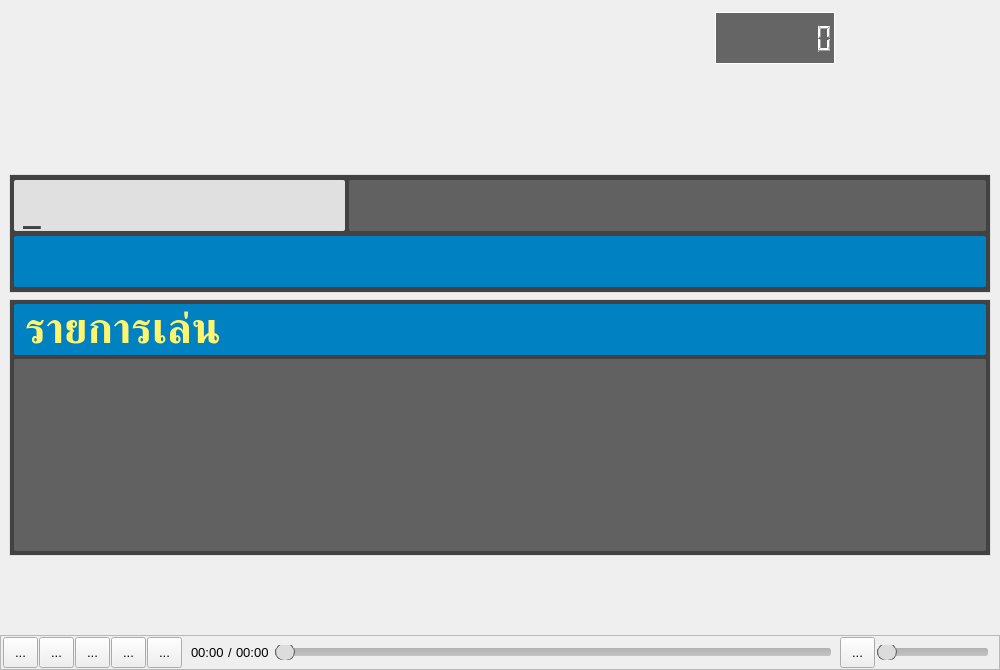
pie62/HandyKaraoke, file MainWindow.ui: the form before one commit.
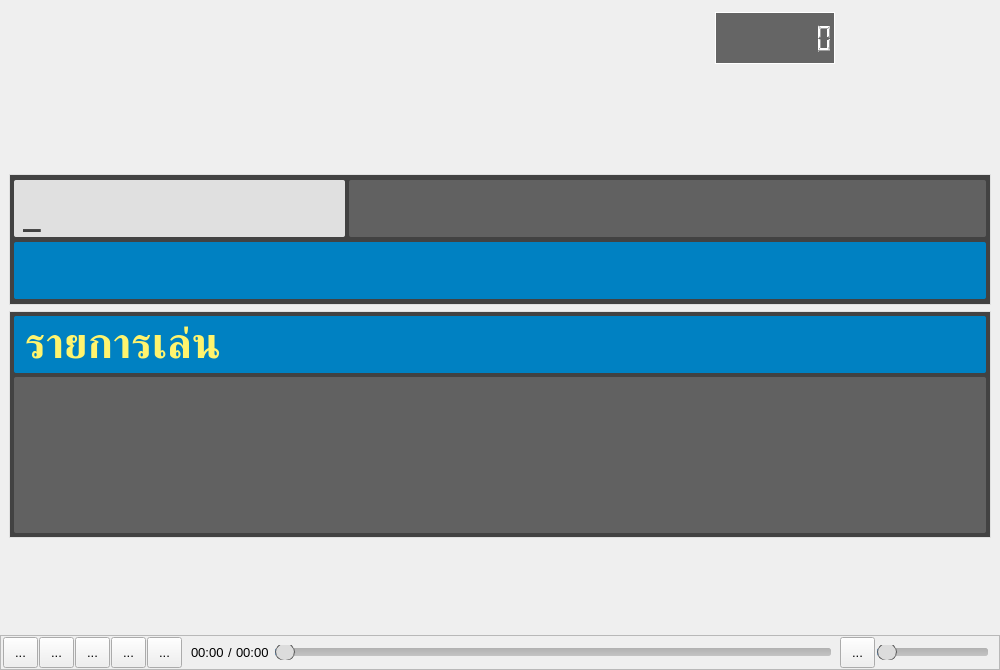
The form after the commit. Custom widgets are drawn as their Qt base class.

Commit message: edit seach frame and playlist frame size

```diff
--- a/MainWindow.ui
+++ b/MainWindow.ui
@@ -199,13 +199,13 @@
         <property name="minimumSize">
          <size>
           <width>0</width>
-          <height>119</height>
+          <height>131</height>
          </size>
         </property>
         <property name="maximumSize">
          <size>
           <width>16777215</width>
-          <height>119</height>
+          <height>131</height>
          </size>
         </property>
         <property name="styleSheet">
@@ -257,13 +257,13 @@
                <property name="minimumSize">
                 <size>
                  <width>331</width>
-                 <height>51</height>
+                 <height>57</height>
                 </size>
                </property>
                <property name="maximumSize">
                 <size>
                  <width>331</width>
-                 <height>51</height>
+                 <height>57</height>
                 </size>
                </property>
                <property name="styleSheet">
@@ -317,13 +317,13 @@
                <property name="minimumSize">
                 <size>
                  <width>0</width>
-                 <height>51</height>
+                 <height>57</height>
                 </size>
                </property>
                <property name="maximumSize">
                 <size>
                  <width>16777215</width>
-                 <height>51</height>
+                 <height>57</height>
                 </size>
                </property>
                <property name="styleSheet">
@@ -387,13 +387,13 @@
              <property name="minimumSize">
               <size>
                <width>0</width>
-               <height>51</height>
+               <height>57</height>
               </size>
              </property>
              <property name="maximumSize">
               <size>
                <width>16777215</width>
-               <height>51</height>
+               <height>57</height>
               </size>
              </property>
              <property name="styleSheet">
@@ -542,13 +542,13 @@
         <property name="minimumSize">
          <size>
           <width>0</width>
-          <height>257</height>
+          <height>227</height>
          </size>
         </property>
         <property name="maximumSize">
          <size>
           <width>16777215</width>
-          <height>257</height>
+          <height>227</height>
          </size>
         </property>
         <property name="styleSheet">
@@ -590,13 +590,13 @@
            <property name="minimumSize">
             <size>
              <width>0</width>
-             <height>51</height>
+             <height>57</height>
             </size>
            </property>
            <property name="maximumSize">
             <size>
              <width>16777215</width>
-             <height>51</height>
+             <height>57</height>
             </size>
            </property>
            <property name="styleSheet">
```
The commit also changes 1 other file.
